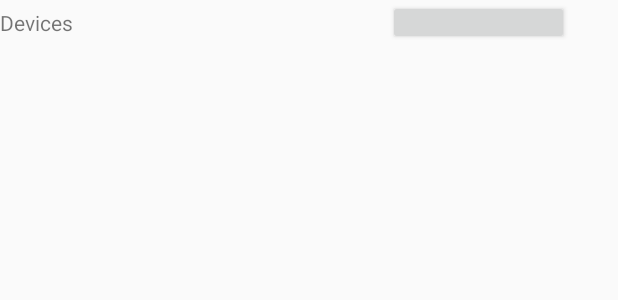
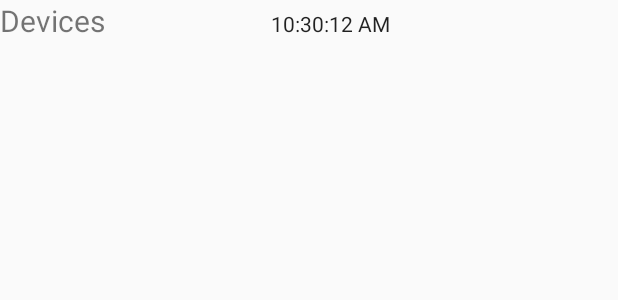
Before and after one commit to tobbetu-ceng-industry-collaborations/smarteff-android, an Android app: the layout scheduled_shutdowns_list_entry.xml on its own in the app's theme, with its tools: preview values and no code run, on a phone screen of 412 x 824 dp. Shown: the top 300 px of the screen. Run offline under Robolectric (Android 15) with nearby library versions, the light colour scheme and no system bars.

Commit message:
Added Custom RecyclierView for scheduled shutdowns.

```diff
--- a/app/src/main/res/layout/scheduled_shutdowns_list_entry.xml
+++ b/app/src/main/res/layout/scheduled_shutdowns_list_entry.xml
@@ -2,42 +2,34 @@
 <LinearLayout xmlns:android="http://schemas.android.com/apk/res/android"
     xmlns:app="http://schemas.android.com/apk/res-auto"
     android:layout_width="match_parent"
-    android:layout_height="match_parent"
+    android:layout_height="wrap_content"
     android:orientation="horizontal"
     android:weightSum="1">
 
     <TextView
-        android:id="@+id/device_name"
+        android:id="@+id/sch_device_name"
+        android:textSize="20dp"
+        android:layout_width="75dp"
+        android:layout_height="40dp"
+        android:text="Devices"
+        android:layout_weight="0.30"/>
+
+    <ImageView
+        android:id="@+id/sch_status"
+        android:layout_width="wrap_content"
+        android:layout_height="55dp"
+        android:layout_weight="0.30"
+        android:layout_below="@+id/sch_device_name"/>
+
+    <TextClock
+        android:id="@+id/sch_time"
         android:layout_width="wrap_content"
         android:layout_height="wrap_content"
-        android:text="Devices"
-        android:layout_weight="0.25"/>
+        android:layout_below="@+id/sch_status"
+        android:layout_weight="0.30"
+        android:ems="10"
+        android:format12Hour="hh:mm:ss a"
+        android:inputType="date" />
 
-    <ImageView
-        android:id="@+id/status"
-        android:layout_width="wrap_content"
-        android:layout_height="wrap_content"
-        android:layout_weight="0.20"
-        android:layout_below="@+id/device_name"/>
-    <ImageView
-        android:id="@+id/automation"
-        android:layout_width="wrap_content"
-        android:layout_height="wrap_content"
-        android:layout_weight="0.20"
-        android:layout_below="@+id/status" />
-
-    <Button
-        android:id="@+id/enable_button"
-        android:layout_width="40dp"
-        android:layout_height="30dp"
-        android:layout_below="@+id/automation"
-        android:layout_weight="0.25"
-        android:clickable="true"
-        android:shadowColor="#A8A8A8"
-        android:shadowDx="0"
-        android:shadowDy="0"
-        android:shadowRadius="5"
-        android:textColor="#191919"
-        android:textSize="10sp" />
 
 </LinearLayout>
```
Also changed, not shown: app/src/main/java/com/ipekakova/smarteff_android/Adapters/ScheduledDeviceAdapter.java (added, +74 -0 lines), app/src/main/java/com/ipekakova/smarteff_android/UI/ScheduledShutdownsActivity.java (added, +56 -0 lines), app/src/main/res/layout/scheduled_shutdowns_activity.xml (+59 -22 lines).
